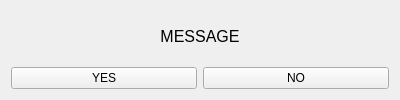
Before: the Qt Designer form src/ui-qt/base/ui_ecp_dialogs/wgt_input_integer.ui in ptroja/mrrocpp, drawn with Qt 5.
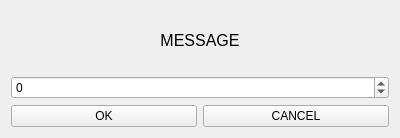
After: the same form once the commit is applied.

Commit message: ui-qt input integer dialog added (#253)

Patch:
```diff
--- a/src/ui-qt/base/ui_ecp_dialogs/wgt_input_integer.ui
+++ b/src/ui-qt/base/ui_ecp_dialogs/wgt_input_integer.ui
@@ -7,7 +7,7 @@
     <x>0</x>
     <y>0</y>
     <width>400</width>
-    <height>100</height>
+    <height>138</height>
    </rect>
   </property>
   <property name="minimumSize">
@@ -38,17 +38,27 @@
      </property>
     </widget>
    </item>
-   <item row="1" column="0">
-    <widget class="QPushButton" name="pushButton_yes">
+   <item row="1" column="0" colspan="2">
+    <widget class="QSpinBox" name="spinBox_input">
+     <property name="minimum">
+      <number>-10000000</number>
+     </property>
+     <property name="maximum">
+      <number>10000000</number>
+     </property>
+    </widget>
+   </item>
+   <item row="2" column="0">
+    <widget class="QPushButton" name="pushButton_ok">
      <property name="text">
-      <string>YES</string>
+      <string>OK</string>
      </property>
     </widget>
    </item>
-   <item row="1" column="1">
-    <widget class="QPushButton" name="pushButton_no">
+   <item row="2" column="1">
+    <widget class="QPushButton" name="pushButton_cancel">
      <property name="text">
-      <string>NO</string>
+      <string>CANCEL</string>
      </property>
     </widget>
    </item>
```
The commit also changes 6 other files.
